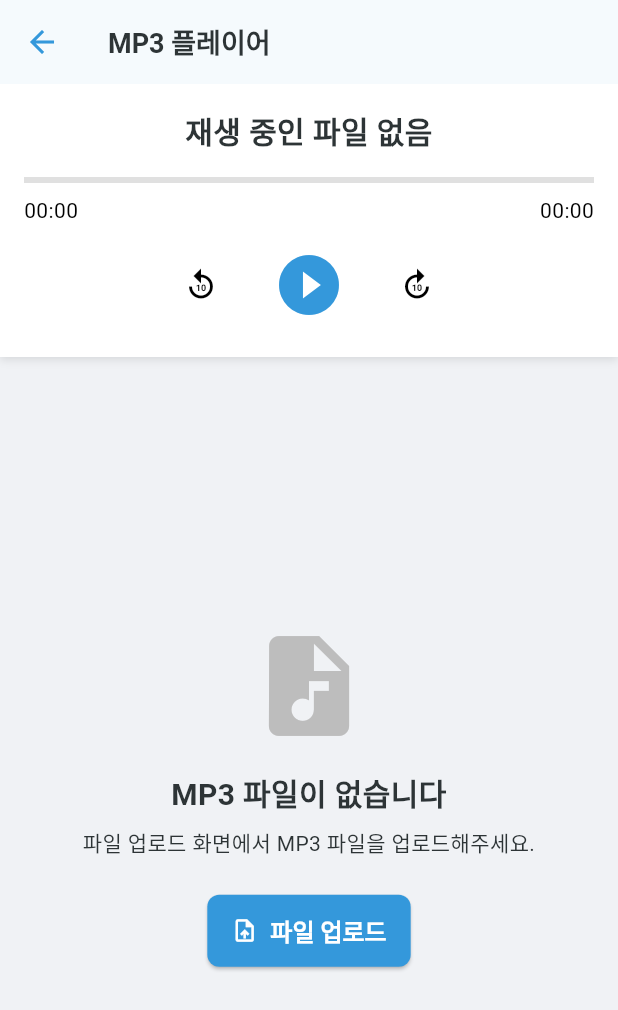
After one commit to rmsals8/flutter_lan, a Flutter app: the MP3PlayerScreen screen opened by its route, after a tap on the "play circle filled" icon, on a phone screen of 412 x 824 dp. The commit adds this screen. Shown: the top 1010 px of the screen. Run offline on Flutter 3.47's test engine with Material 3 defaults, Android fonts, the phone set to English and light mode, and no system bars; our stand-ins replace audio_service, email_validator, flutter_local_notifications, flutter_secure_storage, google_sign_in, just_audio and 3 more; missing offline and left inert: android_alarm_manager_plus; accounts and stored records are empty; network calls fail.

Commit message:
mp3 플레이어 구현 중인데, 시작 화면이 흰색..

```diff
--- a/lib/main.dart
+++ b/lib/main.dart
@@ -5,6 +5,7 @@ import 'package:android_alarm_manager_plus/android_alarm_manager_plus.dart';
 import 'package:flutter_local_notifications/flutter_local_notifications.dart';
 import 'package:timezone/timezone.dart' as tz;
 import 'package:timezone/data/latest.dart' as tz;
+import 'package:audio_service/audio_service.dart';
 import 'config/theme.dart';
 import './providers/auth_provider.dart';
 import './providers/quiz_provider.dart';
@@ -27,7 +28,11 @@ import './screens/quiz/quiz_take_screen.dart';
 import './screens/alarm/alarm_list_screen.dart';
 import './screens/alarm/alarm_edit_screen.dart';
 import './screens/alarm/mp3_selector_screen.dart';
+import './screens/mp3_player_screen.dart';
 import './services/alarm_service.dart';
+import './services/audio_background_handler.dart';
+
+late AudioHandler audioHandler;
 
 Future<void> main() async {
   // Flutter 바인딩 초기화
@@ -36,6 +41,9 @@ Future<void> main() async {
   // 타임존 초기화
   tz.initializeTimeZones();
   tz.setLocalLocation(tz.getLocation('Asia/Seoul'));
+
+  // 오디오 서비스 초기화
+  audioHandler = await initAudioService();
 
   // 알람 관련 초기화
   await AndroidAlarmManager.initialize();
@@ -114,6 +122,7 @@ class MyApp extends StatelessWidget {
           '/alarms/edit': (context) => const AlarmEditScreen(),
           '/alarms/sound': (context) => const MP3SelectorScreen(),
           '/files/upload': (context) => const FileUploadScreen(),
+          '/mp3-player': (context) => const MP3PlayerScreen(),
         },
       ),
     );
--- /dev/null
+++ b/lib/screens/mp3_player_screen.dart
@@ -0,0 +1,298 @@
+// lib/screens/mp3_player_screen.dart
+import 'package:flutter/material.dart';
+import 'package:just_audio/just_audio.dart';
+import 'package:provider/provider.dart';
+import '../config/theme.dart';
+import '../models/user_file.dart';
+import '../providers/file_provider.dart';
+import '../services/audio_player_service.dart';
+import '../utils/browser_downloader.dart';
+
+class MP3PlayerScreen extends StatefulWidget {
+  const MP3PlayerScreen({Key? key}) : super(key: key);
+
+  @override
+  State<MP3PlayerScreen> createState() => _MP3PlayerScreenState();
+}
+
+class _MP3PlayerScreenState extends State<MP3PlayerScreen> {
+  final AudioPlayerService _audioPlayerService = AudioPlayerService();
+  UserFile? _currentFile;
+
+  @override
+  void initState() {
+    super.initState();
+    _audioPlayerService.init();
+
+    // 오디오 파일 목록 가져오기
+    WidgetsBinding.instance.addPostFrameCallback((_) {
+      Provider.of<FileProvider>(context, listen: false).fetchAudioFiles();
+    });
+  }
+
+  @override
+  void dispose() {
+    super.dispose();
+  }
+
+  // MP3 파일 재생 함수
+  Future<void> _playMp3(UserFile file) async {
+    setState(() {
+      _currentFile = file;
+    });
+
+    // 파일 URL 생성
+    final url = 'https://port-0-java-springboot-lan-m8dt2pjh3adde56e.sel4.cloudtype.app/api/files/download/${file.id}';
+
+    // 토큰이 필요한 URL일 경우 토큰 포함 URL 생성
+    final tokenUrl = await _getTokenUrl(url);
+
+    // 오디오 재생
+    await _audioPlayerService.playMp3(tokenUrl, file.fileName, '사용자 업로드');
+  }
+
+  // 토큰을 포함한 URL 생성
+  Future<String> _getTokenUrl(String url) async {
+    // API 서비스를 통해 토큰을 가져오는 로직 구현
+    // 임시로 기존 URL 반환
+    return url;
+  }
+
+  @override
+  Widget build(BuildContext context) {
+    return Scaffold(
+      backgroundColor: AppTheme.backgroundColor,
+      appBar: AppBar(
+        title: const Text('MP3 플레이어'),
+      ),
+      body: Column(
+        children: [
+          // 현재 재생 중인 파일 정보
+          _buildNowPlaying(),
+
+          // 파일 목록
+          Expanded(
+            child: Consumer<FileProvider>(
+              builder: (context, fileProvider, child) {
+                if (fileProvider.isLoading) {
+                  return const Center(
+                    child: CircularProgressIndicator(),
+                  );
+                }
+
+                final audioFiles = fileProvider.audioFiles;
+
+                if (audioFiles.isEmpty) {
+                  return _buildEmptyState();
+                }
+
+                return ListView.builder(
+                  itemCount: audioFiles.length,
+                  itemBuilder: (context, index) {
+                    final file = audioFiles[index];
+                    final isPlaying = _currentFile?.id == file.id;
+
+                    return _buildAudioFileItem(file, isPlaying);
+                  },
+                );
+              },
+            ),
+          ),
+        ],
+      ),
+    );
+  }
+
+  // 현재 재생 중인 파일 UI
+  Widget _buildNowPlaying() {
+    return StreamBuilder<Duration>(
+      stream: _audioPlayerService.audioPlayer.positionStream,
+      builder: (context, snapshot) {
+        final position = snapshot.data ?? Duration.zero;
+        final duration = _audioPlayerService.audioPlayer.duration ?? Duration.zero;
+
+        return Container(
+          width: double.infinity,
+          padding: const EdgeInsets.all(16),
+          decoration: BoxDecoration(
+            color: Colors.white,
+            boxShadow: [
+              BoxShadow(
+                color: Colors.black.withOpacity(0.1),
+                blurRadius: 4,
+                offset: const Offset(0, 2),
+              ),
+            ],
+          ),
+          child: Column(
+            children: [
+              // 재생 중인 파일 이름
+              Text(
+                _currentFile?.fileName ?? '재생 중인 파일 없음',
+                style: AppTheme.titleMedium,
+                textAlign: TextAlign.center,
+                maxLines: 1,
+                overflow: TextOverflow.ellipsis,
+              ),
+              const SizedBox(height: 16),
+
+              // 진행 바
+              LinearProgressIndicator(
+                value: duration.inMilliseconds > 0
+                    ? position.inMilliseconds / duration.inMilliseconds
+                    : 0.0,
+                backgroundColor: Colors.grey[300],
+                valueColor: const AlwaysStoppedAnimation<Color>(AppTheme.primaryColor),
+              ),
+              const SizedBox(height: 8),
+
+              // 시간 표시
+              Row(
+                mainAxisAlignment: MainAxisAlignment.spaceBetween,
+                children: [
+                  Text(_formatDuration(position)),
+                  Text(_formatDuration(duration)),
+                ],
+              ),
+              const SizedBox(height: 8),
+
+              // 컨트롤 버튼
+              Row(
+                mainAxisAlignment: MainAxisAlignment.center,
+                children: [
+                  IconButton(
+                    icon: const Icon(Icons.replay_10),
+                    onPressed: () {
+                      final newPosition = position - const Duration(seconds: 10);
+                      _audioPlayerService.audioPlayer.seek(newPosition);
+                    },
+                  ),
+                  const SizedBox(width: 16),
+                  StreamBuilder<bool>(
+                    stream: _audioPlayerService.audioPlayer.playingStream,
+                    builder: (context, snapshot) {
+                      final isPlaying = snapshot.data ?? false;
+                      return IconButton(
+                        icon: Icon(
+                          isPlaying ? Icons.pause_circle_filled : Icons.play_circle_filled,
+                          size: 48,
+                        ),
+                        color: AppTheme.primaryColor,
+                        onPressed: () {
+                          _audioPlayerService.playOrPause();
+                        },
+                      );
+                    },
+                  ),
+                  const SizedBox(width: 16),
+                  IconButton(
+                    icon: const Icon(Icons.forward_10),
+                    onPressed: () {
+                      final newPosition = position + const Duration(seconds: 10);
+                      _audioPlayerService.audioPlayer.seek(newPosition);
+                    },
+                  ),
+                ],
+              ),
+            ],
+          ),
+        );
+      },
+    );
+  }
+
+  // 오디오 파일 항목 위젯
+  Widget _buildAudioFileItem(UserFile file, bool isPlaying) {
+    return Card(
+      margin: const EdgeInsets.symmetric(horizontal: 16, vertical: 8),
+      child: ListTile(
+        leading: Icon(
+          Icons.audio_file,
+          color: isPlaying ? AppTheme.primaryColor : Colors.grey,
+        ),
+        title: Text(
+          file.fileName,
+          style: TextStyle(
+            fontWeight: isPlaying ? FontWeight.bold : FontWeight.normal,
+            color: isPlaying ? AppTheme.primaryColor : null,
+          ),
+        ),
+        subtitle: Text(
+          '생성일: ${_formatDate(file.createdAt)}',
+          style: AppTheme.bodySmall,
+        ),
+        trailing: Row(
+          mainAxisSize: MainAxisSize.min,
+          children: [
+            // 재생 버튼
+            IconButton(
+              icon: Icon(
+                isPlaying ? Icons.pause : Icons.play_arrow,
+                color: isPlaying ? AppTheme.primaryColor : null,
+              ),
+              onPressed: () {
+                if (isPlaying) {
+                  _audioPlayerService.playOrPause();
+                } else {
+                  _playMp3(file);
+                }
+              },
+            ),
+          ],
+        ),
+        onTap: () {
+          _playMp3(file);
+        },
+      ),
+    );
+  }
+
+  // 빈 상태 위젯
+  Widget _buildEmptyState() {
+    return Center(
+      child: Column(
+        mainAxisAlignment: MainAxisAlignment.center,
+        children: [
+          Icon(
+            Icons.audio_file,
+            size: 80,
+            color: Colors.grey[400],
+          ),
+          const SizedBox(height: 16),
+          const Text(
+            'MP3 파일이 없습니다',
+            style: AppTheme.titleMedium,
+            textAlign: TextAlign.center,
+          ),
+          const SizedBox(height: 8),
+          const Text(
+            '파일 업로드 화면에서 MP3 파일을 업로드해주세요.',
+            style: AppTheme.bodyMedium,
+            textAlign: TextAlign.center,
+          ),
+          const SizedBox(height: 24),
+          ElevatedButton.icon(
+            icon: const Icon(Icons.upload_file),
+            label: const Text('파일 업로드'),
+            onPressed: () {
+              Navigator.pushNamed(context, '/files/upload');
+            },
+          ),
+        ],
+      ),
+    );
+  }
+
+  // 시간 형식 변환 (00:00 형식)
+  String _formatDuration(Duration duration) {
+    String twoDigits(int n) => n.toString().padLeft(2, '0');
+    final minutes = twoDigits(duration.inMinutes.remainder(60));
+    final seconds = twoDigits(duration.inSeconds.remainder(60));
+    return '$minutes:$seconds';
+  }
+
+  // 날짜 형식 변환
+  String _formatDate(DateTime date) {
+    return '${date.year}-${date.month.toString().padLeft(2, '0')}-${date.day.toString().padLeft(2, '0')}';
+  }
+}
--- a/lib/screens/profile/profile_screen.dart
+++ b/lib/screens/profile/profile_screen.dart
@@ -230,6 +230,14 @@ class _ProfileScreenState extends State<ProfileScreen> {
                             }
                           },
                           user.isPremium ? AppTheme.warningColor : null,
+                        ),
+                        const SizedBox(height: 8),
+                        _buildActionButton(
+                          Icons.music_note,
+                          'MP3 플레이어',
+                          () {
+                            Navigator.pushNamed(context, '/mp3-player');
+                          },
                         ),
                         const SizedBox(height: 8),
                         _buildActionButton(
--- a/lib/services/alarm_service.dart
+++ b/lib/services/alarm_service.dart
@@ -1,6 +1,7 @@
 import 'dart:async';
 import 'dart:convert';
 import 'dart:io';
+import 'package:just_audio/just_audio.dart';
 
 import 'package:flutter/material.dart';
 import 'package:flutter_local_notifications/flutter_local_notifications.dart';
@@ -14,7 +15,7 @@ class AlarmService {
   static final AlarmService _instance = AlarmService._internal();
   final FlutterLocalNotificationsPlugin flutterLocalNotificationsPlugin = FlutterLocalNotificationsPlugin();
   bool _isInitialized = false;
-
+  final AudioPlayer _audioPlayer = AudioPlayer();
   // 싱글톤 패턴
   factory AlarmService() => _instance;
 
@@ -51,10 +52,17 @@ class AlarmService {
   }
 
   // 알림 응답 처리 콜백
-  void onDidReceiveNotificationResponse(NotificationResponse response) {
-    debugPrint('알림 응답: ${response.payload}');
-    // 실제 앱에서는 여기서 알림 탭 시 처리를 구현
+void onDidReceiveNotificationResponse(NotificationResponse response) {
+  debugPrint('알림 응답: ${response.payload}');
+
+  // 알람음 재생
+  if (response.payload != null && response.payload!.isNotEmpty) {
+    playAlarmSound(response.payload!);
+  } else {
+    // 기본 알람음 재생
+    playAlarmSound('assets/default_alarm.mp3');
   }
+}
 
   // 알람 저장
   Future<void> saveAlarms(List<Alarm> alarms) async {
@@ -198,11 +206,39 @@ Future<void> cancelAlarm(Alarm alarm) async {
     await flutterLocalNotificationsPlugin.cancelAll();
   }
 
-  // 알람음 재생 (실제로는 just_audio 등의 패키지를 사용)
-  Future<void> playAlarmSound(String soundPath) async {
-    // 이 부분은 just_audio 등의 패키지를 사용하여 구현
-    debugPrint('알람음 재생: $soundPath');
+// playAlarmSound 메서드 수정
+Future<void> playAlarmSound(String soundPath) async {
+  try {
+    debugPrint('알람음 재생 시도: $soundPath');
+
+    // 기본 알람음 경로 설정
+    String audioPath = 'asset:///assets/default_alarm.mp3';
+
+    // 사용자 지정 알람음이 있는 경우
+    if (soundPath.isNotEmpty && soundPath != 'assets/default_alarm.mp3') {
+      audioPath = soundPath;
+    }
+
+    // 이전 재생 중지
+    await _audioPlayer.stop();
+
+    // 알람음 로드 및 재생
+    await _audioPlayer.setUrl(audioPath);
+    await _audioPlayer.play();
+
+    debugPrint('알람음 재생 성공: $audioPath');
+  } catch (e) {
+    debugPrint('알람음 재생 오류: $e');
+
+    // 오류 발생 시 기본 알람음으로 폴백
+    try {
+      await _audioPlayer.setAsset('assets/default_alarm.mp3');
+      await _audioPlayer.play();
+    } catch (fallbackError) {
+      debugPrint('기본 알람음 재생 오류: $fallbackError');
+    }
   }
+}
 
   // 다음 알람 시간 계산
   DateTime? _calculateNextAlarmTime(Alarm alarm) {
--- /dev/null
+++ b/lib/services/audio_player_service.dart
@@ -0,0 +1,109 @@
+// lib/services/audio_player_service.dart
+import 'package:audio_service/audio_service.dart';
+import 'package:flutter/material.dart';
+import 'package:just_audio/just_audio.dart';
+import 'package:rxdart/rxdart.dart';
+
+class AudioPlayerService {
+  static final AudioPlayerService _instance = AudioPlayerService._internal();
+
+  factory AudioPlayerService() => _instance;
+
+  AudioPlayerService._internal();
+
+  final AudioPlayer _audioPlayer = AudioPlayer();
+  final _playbackState = BehaviorSubject<PlaybackState>();
+  final _mediaItem = BehaviorSubject<MediaItem?>();
+
+  Stream<PlaybackState> get playbackStateStream => _playbackState.stream;
+  Stream<MediaItem?> get mediaItemStream => _mediaItem.stream;
+
+  AudioPlayer get audioPlayer => _audioPlayer;
+
+  // 초기화
+  Future<void> init() async {
+    // 오디오 플레이어 이벤트 구독
+    _audioPlayer.playbackEventStream.listen((event) {
+      final playing = _audioPlayer.playing;
+      final processingState = {
+        ProcessingState.idle: AudioProcessingState.idle,
+        ProcessingState.loading: AudioProcessingState.loading,
+        ProcessingState.buffering: AudioProcessingState.buffering,
+        ProcessingState.ready: AudioProcessingState.ready,
+        ProcessingState.completed: AudioProcessingState.completed,
+      }[_audioPlayer.processingState];
+
+      _playbackState.add(PlaybackState(
+        controls: [
+          MediaControl.rewind,
+          if (playing) MediaControl.pause else MediaControl.play,
+          MediaControl.stop,
+          MediaControl.fastForward,
+        ],
+        systemActions: const {
+          MediaAction.seek,
+          MediaAction.seekForward,
+          MediaAction.seekBackward,
+        },
+        androidCompactActionIndices: const [0, 1, 3],
+        processingState: processingState ?? AudioProcessingState.idle,
+        playing: playing,
+        updatePosition: _audioPlayer.position,
+        bufferedPosition: _audioPlayer.bufferedPosition,
+        speed: _audioPlayer.speed,
+      ));
+    });
+
+    _audioPlayer.currentIndexStream.listen((index) {
+      if (index != null) {
+        // 현재 재생 중인 미디어 아이템 업데이트
+      }
+    });
+  }
+
+  // MP3 파일 재생
+  Future<void> playMp3(String url, String title, String? artist) async {
+    try {
+      // 현재 재생 중인 항목이 있으면 중지
+      await _audioPlayer.stop();
+
+      // 새 미디어 항목 설정
+      final mediaItem = MediaItem(
+        id: url,
+        title: title,
+        artist: artist ?? '알 수 없음',
+        artUri: Uri.parse('asset:///assets/default_cover.png'),
+      );
+
+      _mediaItem.add(mediaItem);
+
+      // 새 오디오 소스 설정 및 재생
+      await _audioPlayer.setUrl(url);
+      await _audioPlayer.play();
+    } catch (e) {
+      debugPrint('오디오 재생 오류: $e');
+    }
+  }
+
+  // 재생/일시정지 토글
+  Future<void> playOrPause() async {
+    if (_audioPlayer.playing) {
+      await _audioPlayer.pause();
+    } else {
+      await _audioPlayer.play();
+    }
+  }
+
+  // 정지
+  Future<void> stop() async {
+    await _audioPlayer.stop();
+    _mediaItem.add(null);
+  }
+
+  // 리소스 해제
+  Future<void> dispose() async {
+    await _audioPlayer.dispose();
+    await _playbackState.close();
+    await _mediaItem.close();
+  }
+}
--- a/pubspec.yaml
+++ b/pubspec.yaml
@@ -41,8 +41,8 @@ dependencies:
   flutter_local_notifications: ^19.2.1
   timezone: ^0.10.0
   android_alarm_manager_plus: ^4.0.7 # 안드로이드 알람 관리
-  audio_service: ^0.18.18  # 오디오 재생 백그라운드 서비스
-  just_audio: ^0.10.3  # 오디오 재생 라이브러리
+  audio_service: ^0.18.12  # 오디오 재생 백그라운드 서비스
+  just_audio: ^0.9.36  # 오디오 재생 라이브러리
   rxdart: ^0.28.0  # 스트림 관리
 
 dev_dependencies:
@@ -52,3 +52,5 @@ dev_dependencies:
 
 flutter:
   uses-material-design: true
+  assets:
+    - assets/default_alarm.mp3
```
Also changed, not shown: lib/services/audio_background_handler.dart (added, +121 -0 lines), 2 other files.
